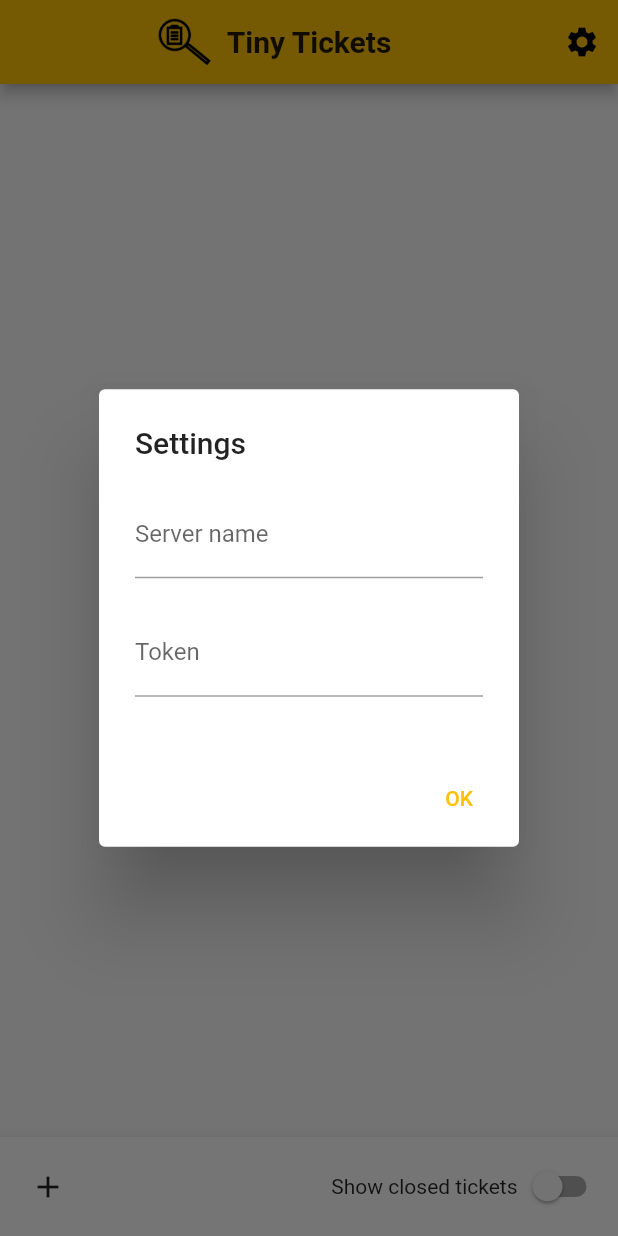
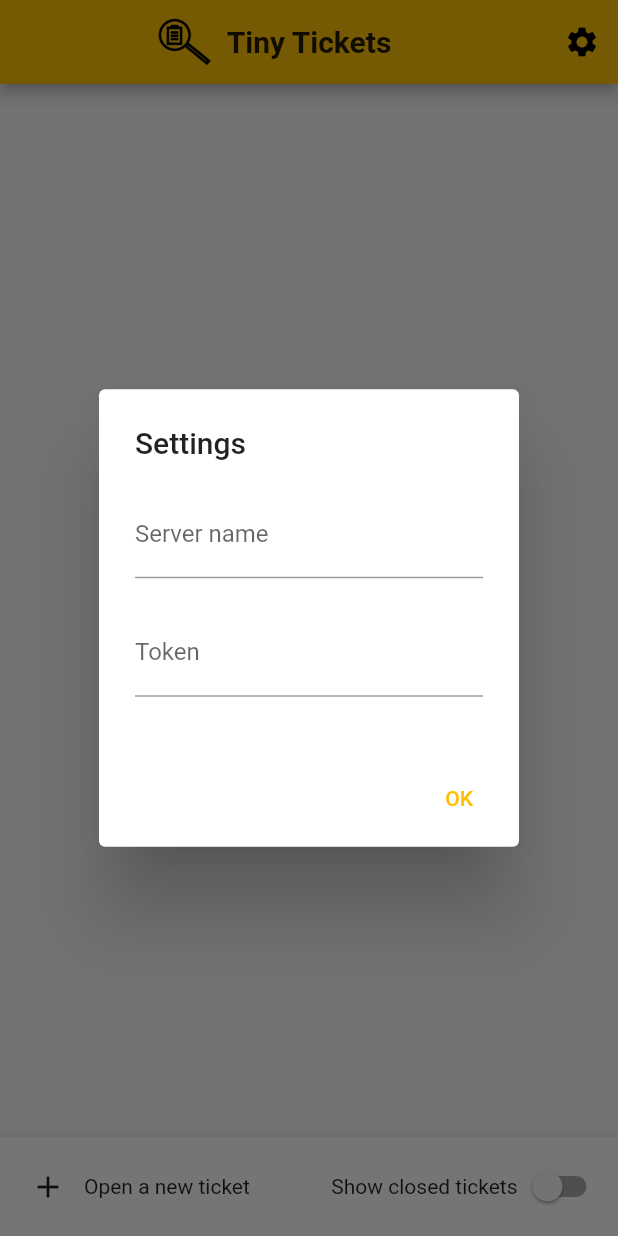
Before and after one commit to nicolaspernoud/tinytickets, a Flutter app: the screen it shows after launch, on a phone screen of 412 x 824 dp. Run offline on Flutter 3.47's test engine with Material 2 defaults, Android fonts, the phone set to English and light mode, and no system bars; our stand-ins replace equatable, image_picker, shared_preferences; network calls fail.

Commit message:
fix: ticket creation form

```diff
--- a/frontend/lib/components/tickets.dart
+++ b/frontend/lib/components/tickets.dart
@@ -3,6 +3,7 @@ import 'package:tinytickets/models/asset.dart';
 import 'package:tinytickets/models/comment.dart';
 import 'package:tinytickets/models/crud.dart';
 import 'package:tinytickets/models/ticket.dart';
+import 'package:http/http.dart' as http;
 
 import '../globals.dart';
 import '../i18n.dart';
@@ -23,11 +24,18 @@ class Tickets extends StatefulWidget {
 
 class _TicketsState extends State<Tickets> {
   late Future<List<Ticket>> tickets;
+  late Future<String> app_title;
   bool _showClosed = false;
 
   @override
   void initState() {
     super.initState();
+    app_title = http
+        .get(
+          Uri.parse(
+              (App().prefs.getString("hostname") ?? "") + "/api/app-title"),
+        )
+        .then((value) => value.statusCode == 200 ? value.body : "Tiny Tickets");
     if (App().role != Role.unknown) {
       tickets = widget.crud.ReadAll();
     } else {
@@ -80,8 +88,23 @@ class _TicketsState extends State<Tickets> {
               ),
               const SizedBox(width: 8),
               Container(
-                  child: Text("${widget.title}",
-                      style: TextStyle(fontWeight: FontWeight.bold)))
+                  child: FutureBuilder<String>(
+                future: app_title,
+                builder: (context, snapshot) {
+                  Widget child;
+                  if (snapshot.hasData) {
+                    child = Text(snapshot.data!,
+                        style: TextStyle(fontWeight: FontWeight.bold));
+                  } else {
+                    child = Text("Tiny Tickets",
+                        style: TextStyle(fontWeight: FontWeight.bold));
+                  }
+                  return AnimatedSwitcher(
+                    duration: Duration(milliseconds: 1000),
+                    child: child,
+                  );
+                },
+              )),
             ],
           ),
           actions: [
@@ -163,6 +186,7 @@ class _TicketsState extends State<Tickets> {
                       time: DateTime.now(),
                     ));
                   }),
+              Text(MyLocalizations.of(context)!.tr("create_ticket")),
               Expanded(
                 child: Container(
                   height: 50,
--- a/frontend/lib/i18n.dart
+++ b/frontend/lib/i18n.dart
@@ -23,6 +23,7 @@ class MyLocalizations {
       'comment_created': 'Comment created created or altered successfully.',
       'comment_deleted': 'Comment deleted successfully.',
       'content': 'Content',
+      'create_ticket': 'Open a new ticket',
       'creator': 'Creator',
       'creator_mail': 'Mail address',
       'creator_phone': 'Telephone number',
@@ -50,13 +51,14 @@ class MyLocalizations {
     'fr': {
       'asset_created': 'Actif créé ou modifié avec succès.',
       'asset_deleted': 'Actif supprimé avec succès.',
-      'asset': 'Actif',
+      'asset': 'Élément concerné',
       'assets': 'Actifs',
       'closed': 'Fermé',
       'comments': 'Commentaires',
       'comment_created': 'Commentaire créé ou modifié avec succès.',
       'comment_deleted': 'Commentaire supprimé avec succès.',
       'content': 'Contenu',
+      'create_ticket': 'Nouveau ticket',
       'creator': 'Auteur',
       'creator_mail': 'Courriel',
       'creator_phone': 'Téléphone',
@@ -74,7 +76,7 @@ class MyLocalizations {
       'please_enter_valid_phone_number':
           'Veuillez entrer un numéro de téléphone valide',
       'settings': 'Paramètres',
-      'show_closed': 'Montrer les tickets fermés',
+      'show_closed': 'Tickets fermés',
       'submit': 'VALIDER',
       'ticket_created': 'Ticket créé ou modifié avec succès.',
       'ticket_deleted': 'Ticket supprimé avec succès.',
```
Also changed, not shown: frontend/lib/components/new_ticket.dart (+26 -22 lines), frontend/lib/components/settings.dart (+7 -5 lines), 3 other files.
